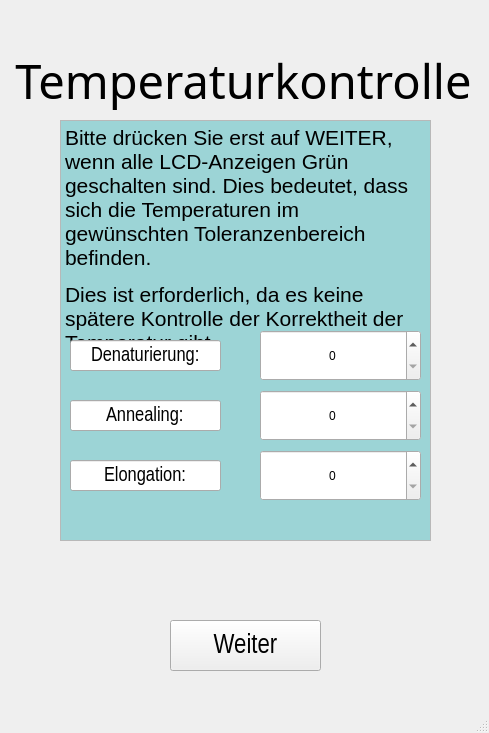
This is dipl_Einfuehrung/EinfuehrungAnspruchWindow_v1.ui in diplomarbeit-PCR/Diplomarbeit_PCR as Qt 5 draws it before an edit. The edited form follows.
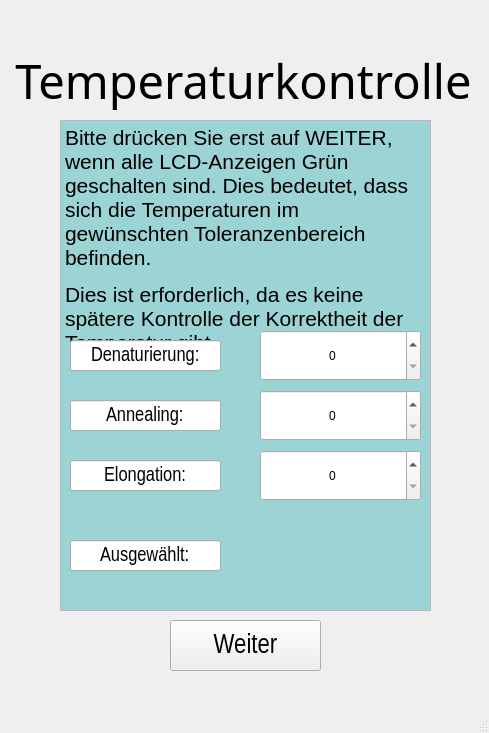
This is the edited form.

The edit to the form file:
```diff
--- a/dipl_Einfuehrung/EinfuehrungAnspruchWindow_v1.ui
+++ b/dipl_Einfuehrung/EinfuehrungAnspruchWindow_v1.ui
@@ -20,7 +20,7 @@
       <x>60</x>
       <y>120</y>
       <width>371</width>
-      <height>421</height>
+      <height>491</height>
      </rect>
     </property>
     <property name="readOnly">
@@ -203,6 +203,44 @@
      <bool>true</bool>
     </property>
    </widget>
+   <widget class="QLineEdit" name="Dauer_line_4">
+    <property name="geometry">
+     <rect>
+      <x>70</x>
+      <y>540</y>
+      <width>151</width>
+      <height>31</height>
+     </rect>
+    </property>
+    <property name="font">
+     <font>
+      <family>Arial Narrow</family>
+      <pointsize>15</pointsize>
+     </font>
+    </property>
+    <property name="text">
+     <string>Ausgewählt:</string>
+    </property>
+    <property name="alignment">
+     <set>Qt::AlignCenter</set>
+    </property>
+    <property name="readOnly">
+     <bool>true</bool>
+    </property>
+   </widget>
+   <widget class="QLabel" name="lbl_tempdef">
+    <property name="geometry">
+     <rect>
+      <x>260</x>
+      <y>530</y>
+      <width>151</width>
+      <height>61</height>
+     </rect>
+    </property>
+    <property name="text">
+     <string/>
+    </property>
+   </widget>
   </widget>
   <widget class="QMenuBar" name="menubar">
    <property name="geometry">
```
